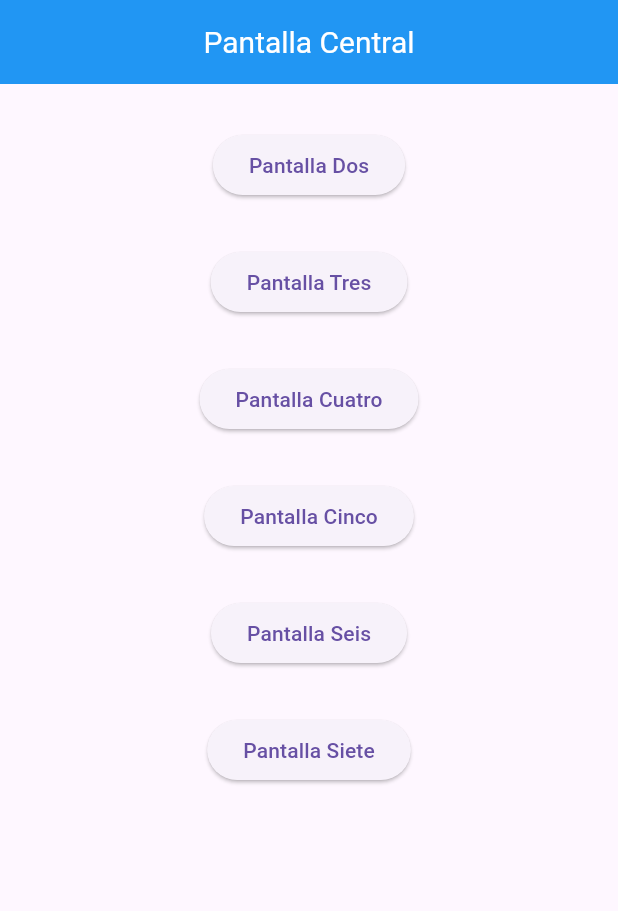
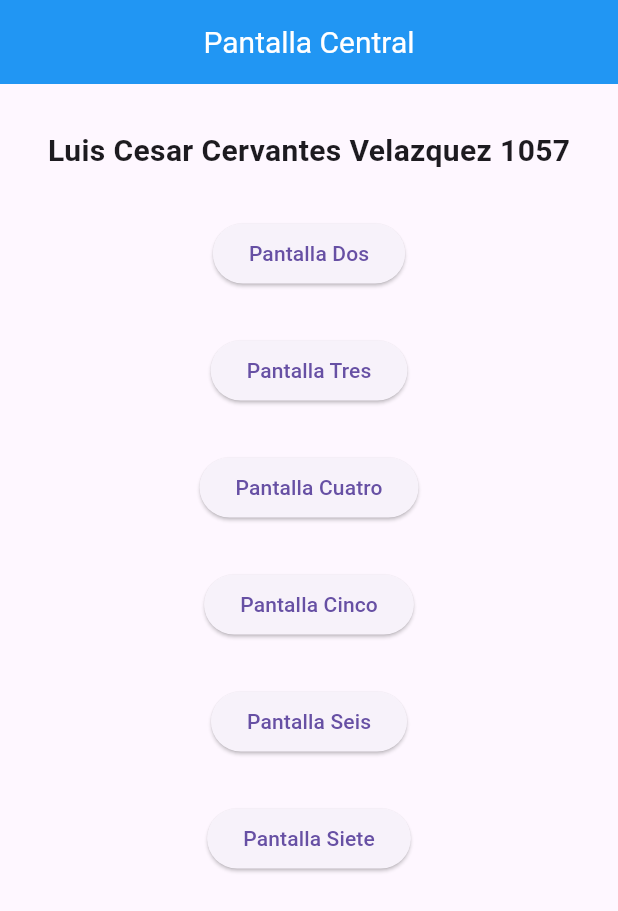
Before and after one commit to Luis-Cervantes-1057/Pantallas_6_I, a Flutter app: the screen it shows after launch, on a phone screen of 412 x 824 dp. Shown: the top 911 px of the screen. Run offline on Flutter 3.47's test engine with Material 3 defaults, Android fonts, the phone set to English and light mode, and no system bars.

Commit message:
completo de rutas en 3 en 3

```diff
--- a/lib/main.dart
+++ b/lib/main.dart
@@ -1,4 +1,3 @@
-import 'package:cervantesrutas/pagina_siete.dart';
 import 'package:flutter/material.dart';
 
 import 'package:cervantesrutas/pagina_inicial.dart';
@@ -7,6 +6,7 @@ import 'package:cervantesrutas/pagina_tres.dart';
 import 'package:cervantesrutas/pagina_cuatro.dart';
 import 'package:cervantesrutas/pagina_cinco.dart';
 import 'package:cervantesrutas/pagina_seis.dart';
+import 'package:cervantesrutas/pagina_siete.dart';
 
 void main() => runApp(MiRutas());
 
--- a/lib/pagina_inicial.dart
+++ b/lib/pagina_inicial.dart
@@ -15,13 +15,22 @@ class PantallaUno extends StatelessWidget {
             fontSize: 20.0, // Tamaño de la letra 20
           ),
         ),
-        centerTitle: true, // Centrar el texto
+        centerTitle: true, // Centrar el texto del AppBar
       ),
       body: Column(
         children: [
-          SizedBox(
-            height: 30,
+          const SizedBox(height: 30),
+          const Center(
+            // <-- Aquí envolvemos el título en un Center
+            child: Text(
+              'Luis Cesar Cervantes Velazquez 1057',
+              style: TextStyle(
+                fontSize: 20,
+                fontWeight: FontWeight.bold,
+              ),
+            ),
           ),
+          const SizedBox(height: 30),
           Center(
             child: ElevatedButton(
               onPressed: () {
@@ -30,9 +39,7 @@ class PantallaUno extends StatelessWidget {
               child: const Text('Pantalla Dos'),
             ),
           ),
-          SizedBox(
-            height: 30,
-          ),
+          const SizedBox(height: 30),
           Center(
             child: ElevatedButton(
               onPressed: () {
@@ -41,9 +48,7 @@ class PantallaUno extends StatelessWidget {
               child: const Text('Pantalla Tres'),
             ),
           ),
-          SizedBox(
-            height: 30,
-          ),
+          const SizedBox(height: 30),
           Center(
             child: ElevatedButton(
               onPressed: () {
@@ -52,9 +57,7 @@ class PantallaUno extends StatelessWidget {
               child: const Text('Pantalla Cuatro'),
             ),
           ),
-          SizedBox(
-            height: 30,
-          ),
+          const SizedBox(height: 30),
           Center(
             child: ElevatedButton(
               onPressed: () {
@@ -63,9 +66,7 @@ class PantallaUno extends StatelessWidget {
               child: const Text('Pantalla Cinco'),
             ),
           ),
-          SizedBox(
-            height: 30,
-          ),
+          const SizedBox(height: 30),
           Center(
             child: ElevatedButton(
               onPressed: () {
@@ -74,9 +75,7 @@ class PantallaUno extends StatelessWidget {
               child: const Text('Pantalla Seis'),
             ),
           ),
-          SizedBox(
-            height: 30,
-          ),
+          const SizedBox(height: 30),
           Center(
             child: ElevatedButton(
               onPressed: () {
```
